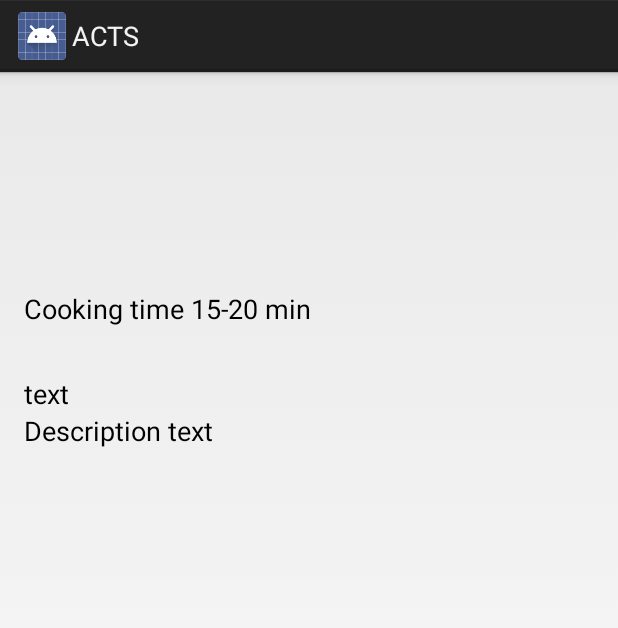
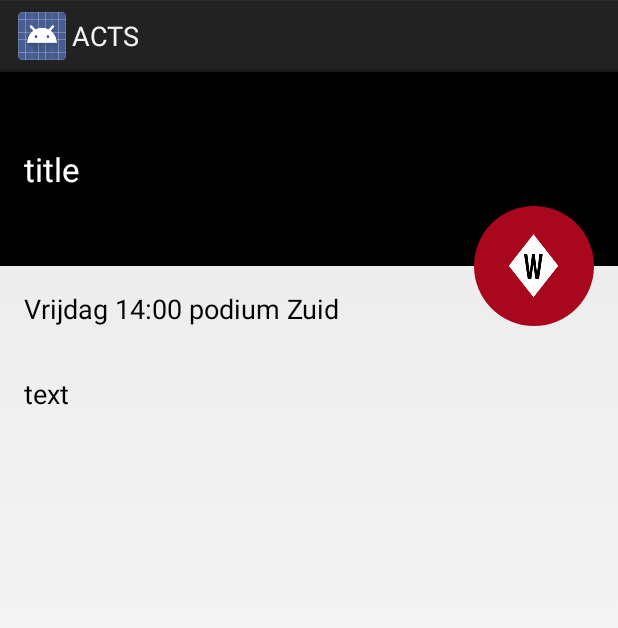
Before and after one commit to frankdoesburg/WTTV2015, an Android app: the ArtistDetailActivity screen opened directly, with no data from a screen before it, on a phone screen of 412 x 824 dp. Shown: the top 628 px of the screen. Run offline under Robolectric (Android 15) with nearby library versions, the phone set to English and light mode, and no system bars.

Commit message:
artist overview and first idea of details

```diff
--- a/app/src/main/res/drawable/circle.xml
+++ b/app/src/main/res/drawable/circle.xml
@@ -1,4 +1,4 @@
 <?xml version="1.0" encoding="utf-8"?>
 <shape xmlns:android="http://schemas.android.com/apk/res/android" android:shape="oval" >
-    <solid android:color="@color/black" ></solid>
+    <solid android:color="@color/red" ></solid>
 </shape>
--- a/app/src/main/res/layout/artist_detail_layout.xml
+++ b/app/src/main/res/layout/artist_detail_layout.xml
@@ -1,5 +1,4 @@
 <LinearLayout xmlns:android="http://schemas.android.com/apk/res/android"
-    xmlns:ads="http://schemas.android.com/apk/res-auto"
     xmlns:tools="http://schemas.android.com/tools"
     android:id="@+id/vegetable_detail"
     android:layout_width="match_parent"
@@ -18,10 +17,10 @@
             android:layout_height="match_parent">
 
             <TextView
-                android:id="@+id/vegetable_detail_title"
+                android:id="@+id/artistNameTV"
                 android:layout_width="match_parent"
                 android:layout_height="wrap_content"
-                android:background="@color/teal"
+                android:background="@color/black"
                 android:paddingBottom="50dp"
                 android:paddingLeft="@dimen/activity_horizontal_margin"
                 android:paddingRight="@dimen/activity_horizontal_margin"
@@ -29,53 +28,39 @@
                 android:text="title"
                 android:textAppearance="?android:attr/textAppearanceLarge"
                 android:textColor="@color/white"
-                android:visibility="invisible" />
+                 />
 
             <ImageButton
                 android:id="@+id/timer_button"
                 android:layout_width="80dp"
                 android:layout_height="80dp"
                 android:layout_alignParentRight="true"
-                android:layout_below="@+id/vegetable_detail_title"
+                android:layout_below="@+id/artistNameTV"
                 android:layout_marginRight="@dimen/activity_horizontal_margin"
                 android:layout_marginTop="-40dp"
                 android:background="@drawable/circle"
-                android:src="@mipmap/ic_launcher"
-                android:visibility="invisible" />
+                android:src="@mipmap/ic_launcher"/>
 
             <TextView
-                android:id="@+id/vegetable_detail_time"
+                android:id="@+id/timeDayTV"
                 android:layout_width="match_parent"
                 android:layout_height="wrap_content"
-                android:layout_below="@+id/vegetable_detail_title"
+                android:layout_below="@+id/artistNameTV"
                 android:layout_margin="@dimen/activity_horizontal_margin"
-                android:text="Cooking time 15-20 min"
+                android:text="Vrijdag 14:00 podium Zuid"
                 android:textAppearance="?android:attr/textAppearanceMedium" />
 
             <TextView
-                android:id="@+id/vegetable_detail_description_title"
+                android:id="@+id/descriptionTV"
                 android:layout_width="match_parent"
                 android:layout_height="wrap_content"
-                android:layout_below="@+id/vegetable_detail_time"
+                android:layout_below="@+id/timeDayTV"
                 android:layout_marginBottom="0dp"
                 android:layout_marginLeft="@dimen/activity_horizontal_margin"
                 android:layout_marginRight="@dimen/activity_horizontal_margin"
                 android:layout_marginTop="@dimen/activity_horizontal_margin"
                 android:text="text"
                 android:textAppearance="?android:attr/textAppearanceMedium" />
-
-            <TextView
-                android:id="@+id/vegetable_detail_description"
-                android:layout_width="match_parent"
-                android:layout_height="wrap_content"
-                android:layout_below="@+id/vegetable_detail_description_title"
-                android:layout_marginBottom="@dimen/activity_horizontal_margin"
-                android:layout_marginLeft="@dimen/activity_horizontal_margin"
-                android:layout_marginRight="@dimen/activity_horizontal_margin"
-                android:layout_marginTop="0dp"
-                android:text="Description text"
-                android:textAppearance="?android:attr/textAppearanceMedium" />
-
         </RelativeLayout>
     </ScrollView>
 </LinearLayout>
```
